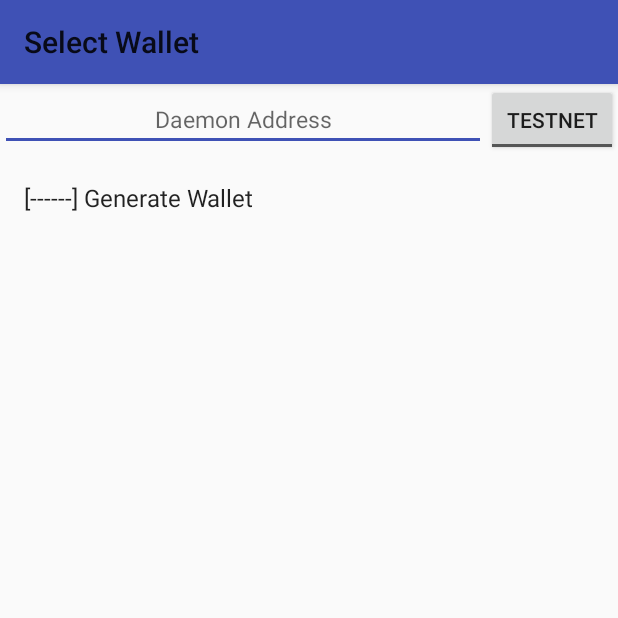
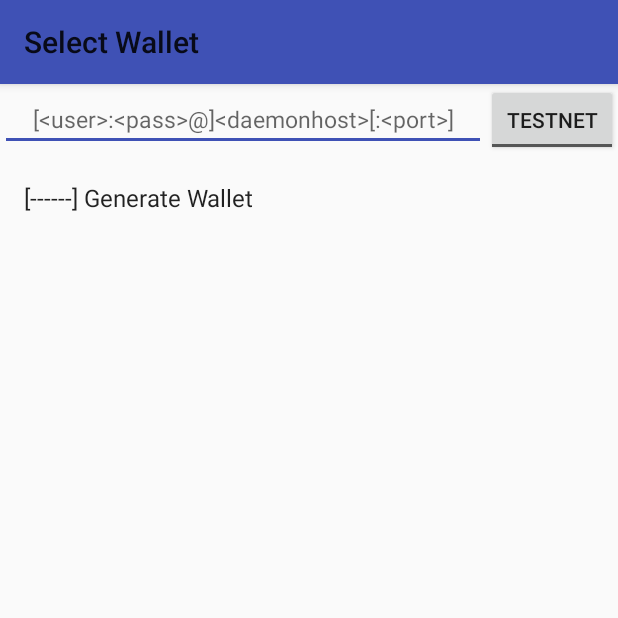
Before and after one commit to m2049r/xmrwallet, an Android app: the screen it shows after launch (LoginActivity), on a phone screen of 412 x 824 dp, the top half of it. Run offline under Robolectric (Android 15) with nearby library versions, the phone set to English and light mode, and no system bars; 5 statements that could not run were skipped.

Commit message:
deamon prompt show syntax

```diff
--- a/app/src/main/res/values/strings.xml
+++ b/app/src/main/res/values/strings.xml
@@ -3,7 +3,7 @@
     <string name="login_activity_name">Select Wallet</string>
     <string name="wallet_activity_name">Wallet</string>
 
-    <string name="prompt_daemon">Daemon Address</string>
+    <string name="prompt_daemon">[&lt;user&gt;:&lt;pass&gt;@]&lt;daemonhost&gt;[:&lt;port&gt;]</string>
     <string name="prompt_mainnet">Net Selection</string>
     <string name="connect_testnet">TestNet</string>
     <string name="connect_mainnet">MainNet</string>
```
